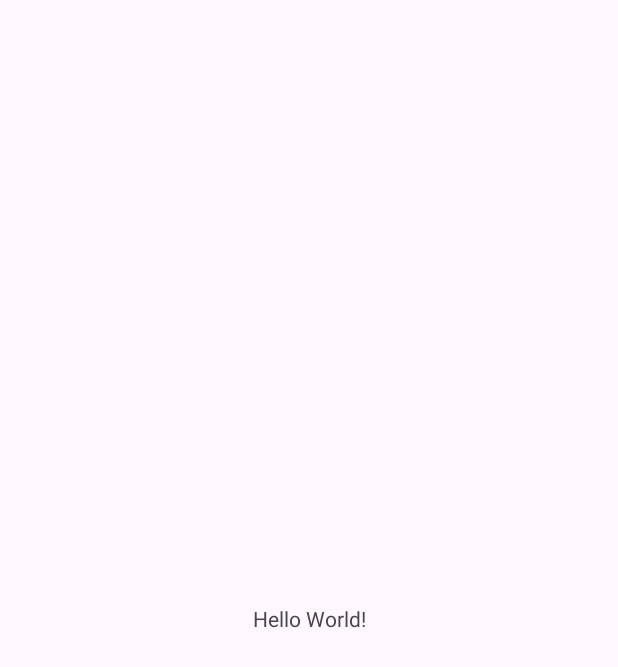
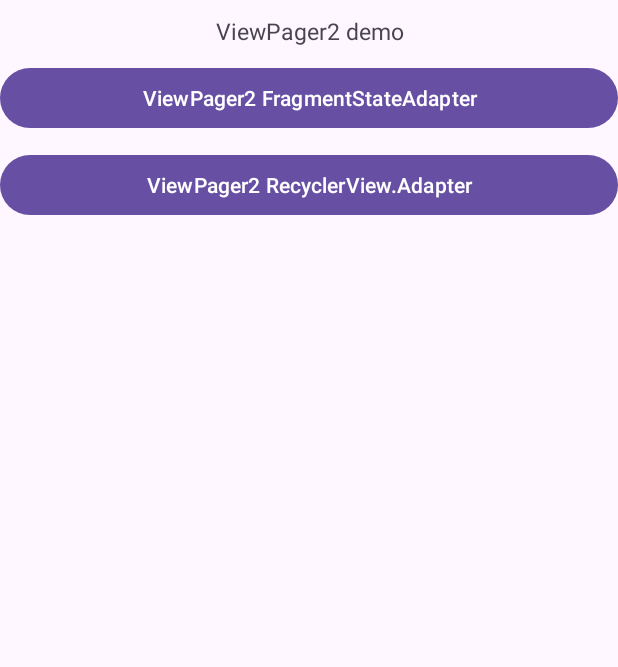
Before and after one commit to wjianchen13/ViewPager2Demo, an Android app: the screen it shows after launch (MainActivity), on a phone screen of 412 x 824 dp. Before the commit the part shown is almost empty. Shown: the top 667 px of the screen. Run offline under Robolectric (Android 15) with nearby library versions, the phone set to English and light mode, and no system bars.

Commit message:
ViewPager2基础使用

```diff
--- a/app/src/main/AndroidManifest.xml
+++ b/app/src/main/AndroidManifest.xml
@@ -22,6 +22,9 @@
                 <category android:name="android.intent.category.LAUNCHER" />
             </intent-filter>
         </activity>
+        <activity android:name=".test1.TestActivity1" />
+        <activity android:name=".test2.TestActivity2" />
+
     </application>
 
 </manifest>
--- a/app/src/main/res/layout/activity_main.xml
+++ b/app/src/main/res/layout/activity_main.xml
@@ -1,18 +1,34 @@
 <?xml version="1.0" encoding="utf-8"?>
-<androidx.constraintlayout.widget.ConstraintLayout xmlns:android="http://schemas.android.com/apk/res/android"
+<LinearLayout xmlns:android="http://schemas.android.com/apk/res/android"
     xmlns:app="http://schemas.android.com/apk/res-auto"
     xmlns:tools="http://schemas.android.com/tools"
     android:layout_width="match_parent"
     android:layout_height="match_parent"
+    android:orientation="vertical"
     tools:context=".MainActivity">
 
     <TextView
-        android:layout_width="wrap_content"
+        android:layout_width="match_parent"
         android:layout_height="wrap_content"
-        android:text="Hello World!"
-        app:layout_constraintBottom_toBottomOf="parent"
-        app:layout_constraintEnd_toEndOf="parent"
-        app:layout_constraintStart_toStartOf="parent"
-        app:layout_constraintTop_toTopOf="parent" />
+        android:layout_marginTop="10dp"
+        android:gravity="center"
+        android:textSize="15sp"
+        android:text="ViewPager2 demo" />
 
-</androidx.constraintlayout.widget.ConstraintLayout>
+    <Button
+        android:layout_width="match_parent"
+        android:layout_height="wrap_content"
+        android:layout_marginTop="10dp"
+        android:gravity="center"
+        android:onClick="onTest1"
+        android:text="ViewPager2 FragmentStateAdapter" />
+
+    <Button
+        android:layout_width="match_parent"
+        android:layout_height="wrap_content"
+        android:layout_marginTop="10dp"
+        android:gravity="center"
+        android:onClick="onTest2"
+        android:text="ViewPager2 RecyclerView.Adapter" />
+
+</LinearLayout>
```
Also changed, not shown: app/src/main/java/com/example/viewpager2demo/MainActivity.java (+22 -0 lines), app/src/main/java/com/example/viewpager2demo/test1/TestActivity1.java (added, +70 -0 lines), app/src/main/java/com/example/viewpager2demo/test1/TestFragment1.java (added, +106 -0 lines), app/src/main/java/com/example/viewpager2demo/test2/TestActivity2.java (added, +37 -0 lines), app/src/main/java/com/example/viewpager2demo/test2/TestAdapter2.java (added, +68 -0 lines), app/src/main/java/com/example/viewpager2demo/test2/TestBean2.java (added, +28 -0 lines), app/src/main/res/layout/activity_test1.xml (added, +19 -0 lines), app/src/main/res/layout/activity_test2.xml (added, +19 -0 lines), app/src/main/res/layout/view_test2.xml (added, +27 -0 lines).
